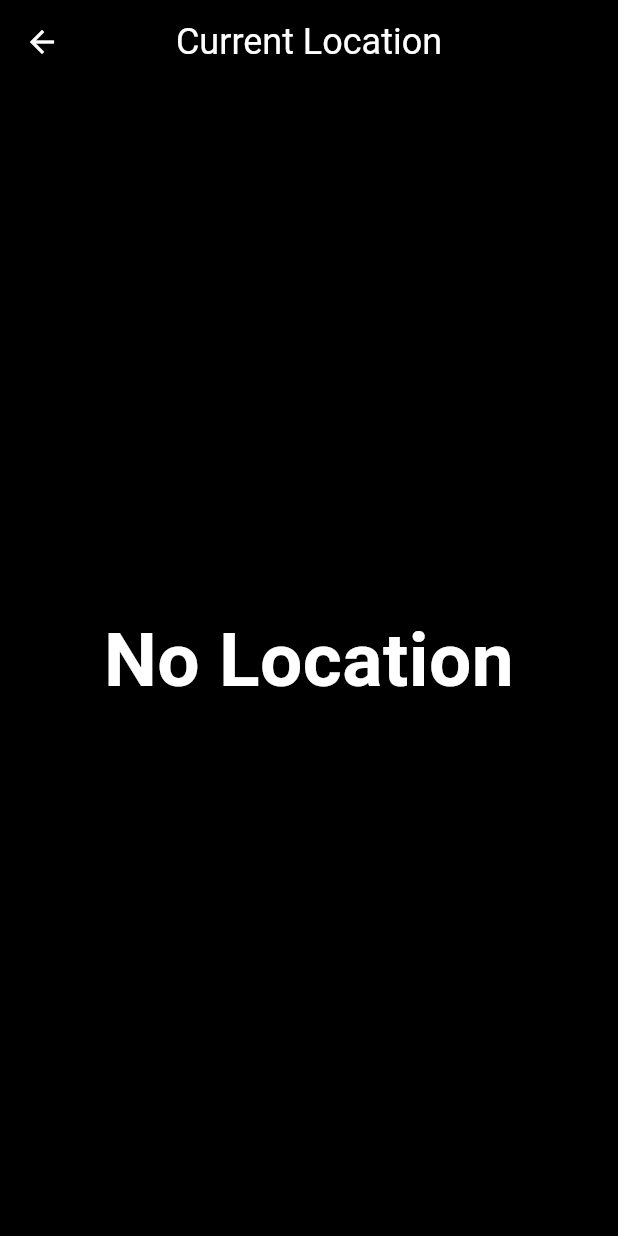
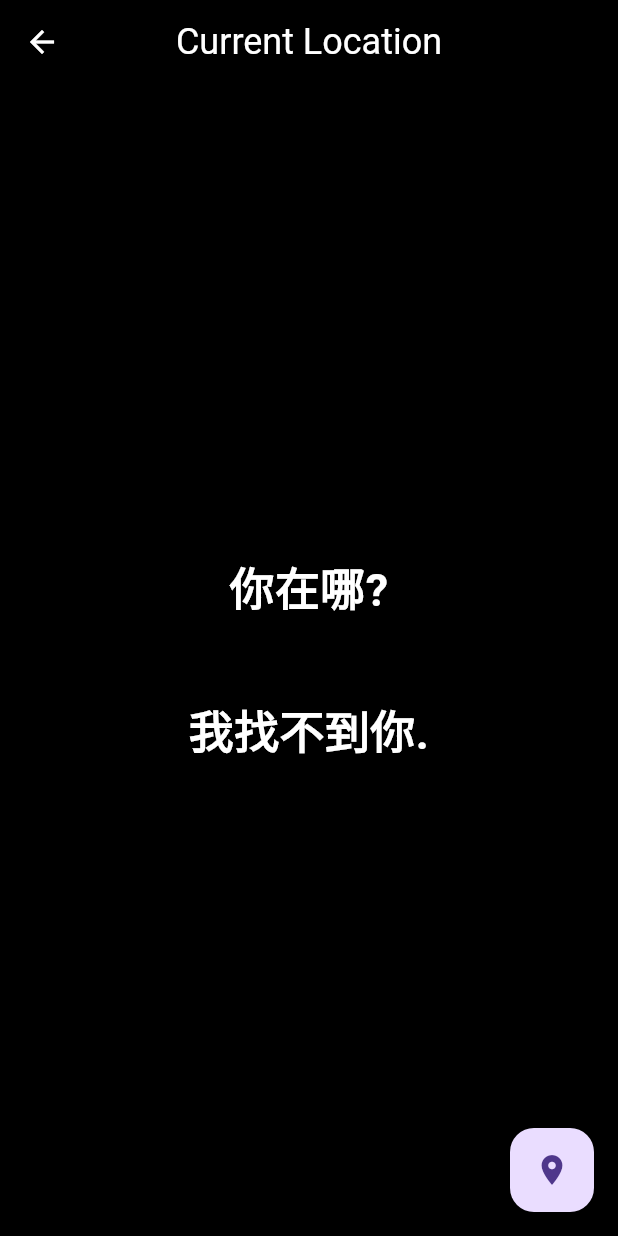
Before and after one commit to Pingu7731/idkbro, a Flutter app: the Getlocation screen opened directly, on a phone screen of 412 x 824 dp. Run offline on Flutter 3.47's test engine with Material 3 defaults, Android fonts, the light colour scheme and no system bars; our stand-ins replace device_info_plus, geocoding, geolocator, image_picker; missing offline and left inert: mobile_scanner.

Commit message:
Fix : Geolocator
- Add : location permission from user
- Add: fetch location

```diff
--- a/idkbro/lib/widget/getlocation.dart
+++ b/idkbro/lib/widget/getlocation.dart
@@ -10,26 +10,49 @@ class Getlocation extends StatefulWidget {
 }
 
 class _GetlocationState extends State<Getlocation> {
-  // Future<void> getLocationAndAddress() async {
-  //   Position position = await Geolocator.getCurrentPosition(
-  //     desiredAccuracy: LocationAccuracy.high,
-  //   );
+  String currentCoordinate = "你在哪?";
+  String detailedAdrress = "我找不到你.";
 
-  //   print('經緯度：${position.latitude}, ${position.longitude}');
+  Future<void> getLocationAdd() async {
+    //need to have location permission to get location
+    LocationPermission permission = await Geolocator.requestPermission();
+    if (permission == LocationPermission.denied ||
+        permission == LocationPermission.deniedForever) {
+      setState(() {
+        currentCoordinate = "why you don wan enable permission??";
+        detailedAdrress = "whyyyy";
+      });
+    }
+    //fetch location
+    try {
+      Position position = await Geolocator.getCurrentPosition(
+        locationSettings: AndroidSettings(accuracy: LocationAccuracy.high),
+      );
+      setState(() {
+        currentCoordinate =
+            "經緯度 : ${position.latitude.toStringAsFixed(6)},${position.longitude.toStringAsFixed(6)}";
+      });
+      List<Placemark> placemarks = await placemarkFromCoordinates(
+        position.latitude,
+        position.longitude,
+      );
 
-  //   List<Placemark> placemarks = await placemarkFromCoordinates(
-  //     position.latitude,
-  //     position.longitude,
-  //   );
+      //change to detail location
+      if (placemarks.isNotEmpty) {
+        Placemark place = placemarks.first;
+        setState(() {
+          detailedAdrress =
+              "${place.locality ?? ''} ${place.subLocality ?? ''} ${place.street ?? ''}";
+        });
+      }
+    } catch (e) {
+      setState(() {
+        currentCoordinate = "還是找不到你";
+        detailedAdrress = "還是找不到你";
+      });
+    }
+  }
 
-  //   if (placemarks.isNotEmpty) {
-  //     Placemark place = placemarks.first;
-  //     String address = "${place.locality} ${place.subLocality} ${place.street}";
-  //     print('地址：$address');
-  //   }
-  // }
-
-  String currentLocation = "No Location";
   @override
   Widget build(BuildContext context) {
     return Scaffold(
@@ -54,17 +77,31 @@ class _GetlocationState extends State<Getlocation> {
           crossAxisAlignment: CrossAxisAlignment.center,
           children: [
             Text(
-              currentLocation,
+              currentCoordinate,
               style: TextStyle(
                 color: Colors.white,
                 fontWeight: FontWeight.bold,
-                fontSize: 50,
+                fontSize: 30,
+              ),
+              textAlign: TextAlign.center,
+            ),
+            const SizedBox(height: 50),
+            Text(
+              detailedAdrress,
+              style: TextStyle(
+                color: Colors.white,
+                fontWeight: FontWeight.bold,
+                fontSize: 30,
               ),
               textAlign: TextAlign.center,
             ),
           ],
         ),
       ),
+      floatingActionButton: FloatingActionButton(
+        onPressed: getLocationAdd,
+        child: Icon(Icons.location_on),
+      ),
     );
   }
 }
```
Also changed, not shown: 1 other file.
